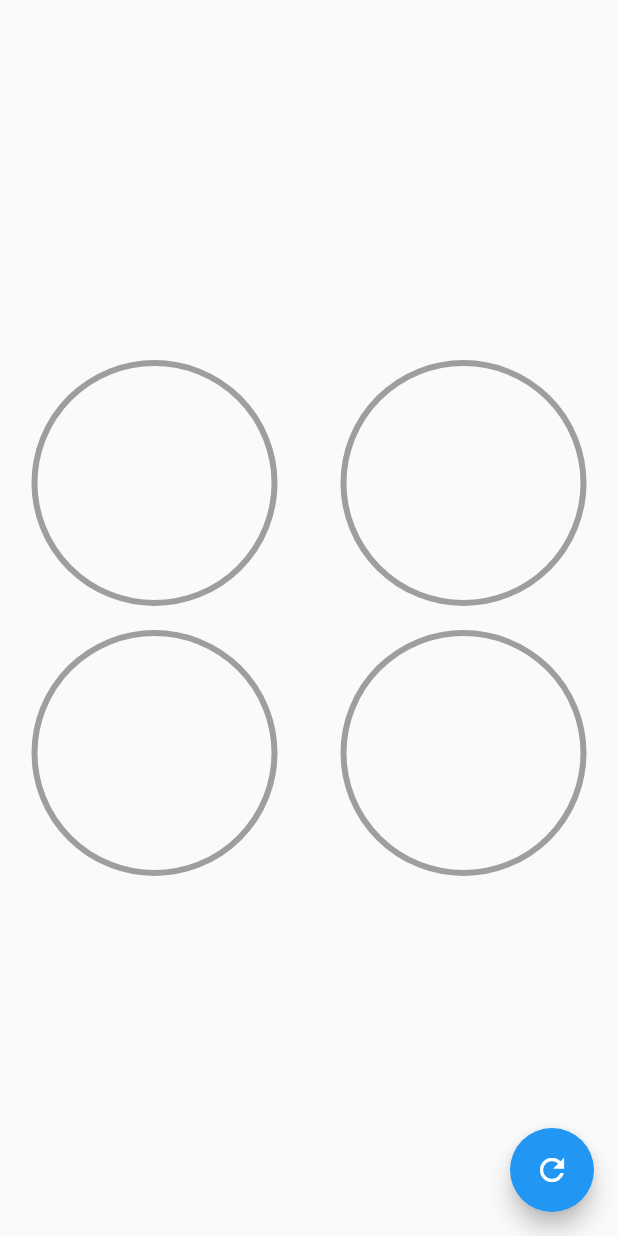
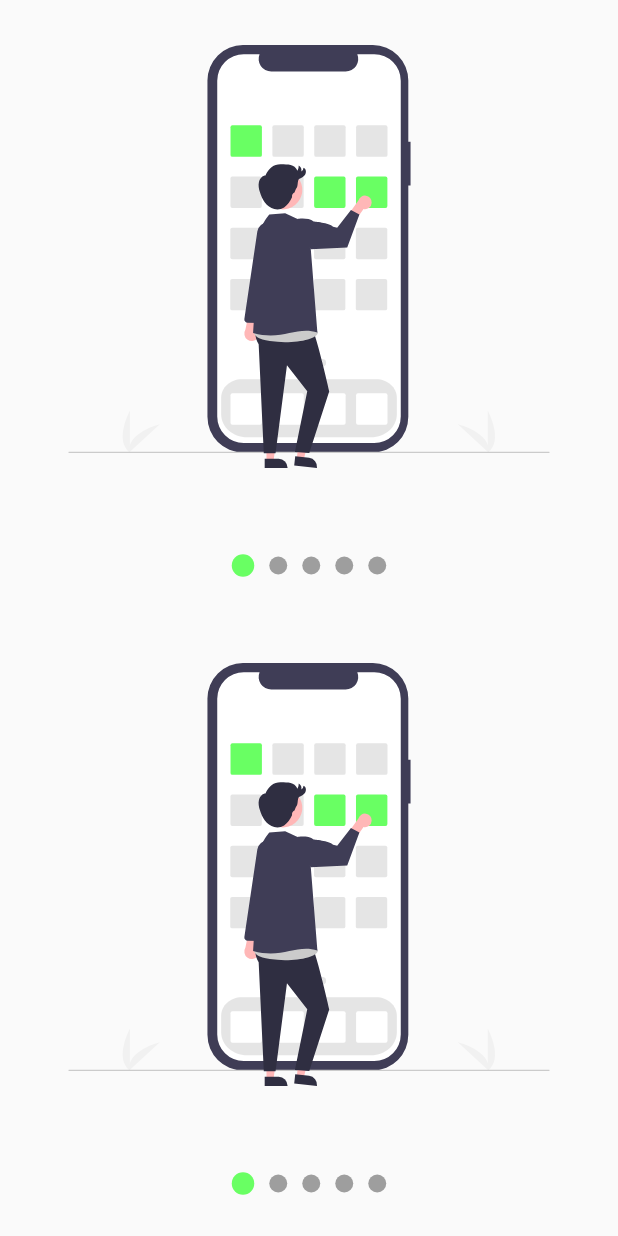
Before and after one commit to EmmanuelHm/CustomPainterFlutter, a Flutter app: the screen it shows after launch, on a phone screen of 412 x 824 dp. Run offline on Flutter 3.47's test engine with Material 2 defaults, Android fonts, the phone set to English and light mode, and no system bars; our stand-ins replace flutter_svg.

Commit message:
Se agrego un Slideshow personalizado con Provider

```diff
--- a/lib/main.dart
+++ b/lib/main.dart
@@ -4,7 +4,9 @@ import 'package:flutter/material.dart';
 // import 'package:custom_painter/src/pages/animaciones_page.dart';
 // import 'package:custom_painter/src/retos/cuadrado_animado_page.dart';
 // import 'package:custom_painter/src/labs/circular_progress_page.dart';
-import 'package:custom_painter/src/pages/graficas_circulares_page.dart';
+// import 'package:custom_painter/src/pages/graficas_circulares_page.dart';
+// import 'package:custom_painter/src/labs/slideshow_page.dart';
+import 'package:custom_painter/src/pages/slideshow_page.dart';
 
 void main() => runApp(const MyApp());
 
@@ -19,7 +21,9 @@ class MyApp extends StatelessWidget {
       // home: HeadersPage(),
       // home: AnimacionesPage(),
       // home: CuadradoAnimadoPage(),
-      home: GraficasCircularesPage(),
+      // home: GraficasCircularesPage(),
+      // home: SlideShowPage(),
+      home: SlideshowPage(),
     );
   }
 }
--- a/lib/src/labs/circular_progress_page.dart
+++ b/lib/src/labs/circular_progress_page.dart
@@ -24,7 +24,7 @@ class _CircularProgressPageState extends State<CircularProgressPage>
     );
 
     controller.addListener(() {
-      print('Valor controller: ${controller.value}');
+      // print('Valor controller: ${controller.value}');
       setState(() {
         porcentaje = lerpDouble(porcentaje, nuevoPorcentaje, controller.value)!;
       });
--- /dev/null
+++ b/lib/src/models/slider_model.dart
@@ -0,0 +1,13 @@
+import 'package:flutter/material.dart';
+
+class SliderModel with ChangeNotifier {
+  double _currentPage = 0;
+
+  // Getters & Setters
+  double get currentPage => _currentPage;
+
+  set currentPage(double pagina) {
+    _currentPage = pagina;
+    notifyListeners();
+  }
+}
--- /dev/null
+++ b/lib/src/pages/slideshow_page.dart
@@ -0,0 +1,40 @@
+import 'package:flutter/material.dart';
+import 'package:custom_painter/src/widgets/slideshow.dart';
+import 'package:flutter_svg/flutter_svg.dart';
+
+class SlideshowPage extends StatelessWidget {
+  const SlideshowPage({super.key});
+
+  @override
+  Widget build(BuildContext context) {
+    return Scaffold(
+      body: Column(
+        children: [
+          Expanded(child: MiSlideshow()),
+          Expanded(child: MiSlideshow()),
+        ],
+      ),
+    );
+  }
+}
+
+// ignore: use_key_in_widget_constructors
+class MiSlideshow extends StatelessWidget {
+  @override
+  Widget build(BuildContext context) {
+    return Slideshow(
+      bulletPrimario: 15,
+      bulletSecundario: 12,
+      // puntosArriba: true,
+      colorPrimario: const Color(0xff69FF63),
+      // colorSecundario: Colors.purple,
+      slides: [
+        SvgPicture.asset('assets/svgs/slide-1.svg'),
+        SvgPicture.asset('assets/svgs/slide-2.svg'),
+        SvgPicture.asset('assets/svgs/slide-3.svg'),
+        SvgPicture.asset('assets/svgs/slide-4.svg'),
+        SvgPicture.asset('assets/svgs/slide-5.svg'),
+      ],
+    );
+  }
+}
--- /dev/null
+++ b/lib/src/widgets/slideshow.dart
@@ -0,0 +1,242 @@
+import 'package:flutter/material.dart';
+// import 'package:flutter_svg/flutter_svg.dart';
+// Provider
+import 'package:provider/provider.dart';
+// import 'package:custom_painter/src/models/slider_model.dart';
+
+class Slideshow extends StatelessWidget {
+  // Attributes
+  final List<Widget> slides;
+  final bool puntosArriba;
+  final Color colorPrimario;
+  final Color colorSecundario;
+  final double bulletPrimario;
+  final double bulletSecundario;
+
+  // ignore: prefer_const_constructors_in_immutables
+  Slideshow({
+    super.key,
+    required this.slides,
+    this.puntosArriba = false,
+    this.colorPrimario = Colors.blue,
+    this.colorSecundario = Colors.grey,
+    this.bulletPrimario = 12.0,
+    this.bulletSecundario = 12.0,
+  });
+
+  @override
+  Widget build(BuildContext context) {
+    return ChangeNotifierProvider(
+      create: (_) => _SlideshowModel(),
+      child: SafeArea(
+        child: Center(child: Builder(
+          builder: (BuildContext context) {
+            Provider.of<_SlideshowModel>(context).colorPrimario = colorPrimario;
+            Provider.of<_SlideshowModel>(context).colorSecundario =
+                colorSecundario;
+
+            Provider.of<_SlideshowModel>(context).bulletPrimario =
+                bulletPrimario;
+            Provider.of<_SlideshowModel>(context).bulletSecundario =
+                bulletSecundario;
+
+            return _CrearEstructuraSlideshow(
+                puntosArriba: puntosArriba, slides: slides);
+          },
+        )),
+      ),
+    );
+  }
+}
+
+class _CrearEstructuraSlideshow extends StatelessWidget {
+  const _CrearEstructuraSlideshow({
+    Key? key,
+    required this.puntosArriba,
+    required this.slides,
+  }) : super(key: key);
+
+  final bool puntosArriba;
+  final List<Widget> slides;
+
+  @override
+  Widget build(BuildContext context) {
+    return Column(
+      children: [
+        if (puntosArriba) _Dots(slides.length),
+        Expanded(
+          child: _Slides(slides),
+        ),
+        if (!puntosArriba) _Dots(slides.length),
+      ],
+    );
+  }
+}
+
+class _Dots extends StatelessWidget {
+  // Attributes
+  final int totalSlides;
+
+  // ignore: prefer_const_constructors_in_immutables
+  _Dots(this.totalSlides);
+
+  @override
+  Widget build(BuildContext context) {
+    return SizedBox(
+      width: double.infinity,
+      height: 70,
+      child: Row(
+        mainAxisAlignment: MainAxisAlignment.center,
+
+        //Autogenerar Widgets con Con un numero de elementos
+        children: List.generate(
+          totalSlides,
+          (i) => _Dot(i),
+        ),
+      ),
+    );
+  }
+}
+
+class _Dot extends StatelessWidget {
+  //Attributes
+  final int index;
+
+  // ignore: prefer_const_constructors_in_immutables
+  _Dot(this.index);
+
+  @override
+  Widget build(BuildContext context) {
+    // final pageViewIndex = Provider.of<_SlideshowModel>(context).currentPage;
+    final ssModel = Provider.of<_SlideshowModel>(context);
+
+    double tamano = 0;
+    Color color;
+
+    if (ssModel.currentPage >= index - 0.5 &&
+        ssModel.currentPage < index + 0.5) {
+      tamano = ssModel.bulletPrimario;
+      color = ssModel.colorPrimario;
+    } else {
+      tamano = ssModel.bulletSecundario;
+      color = ssModel.colorSecundario;
+    }
+
+    return AnimatedContainer(
+      duration: const Duration(milliseconds: 200),
+      margin: const EdgeInsets.symmetric(horizontal: 5),
+      width: tamano,
+      height: tamano,
+      decoration: BoxDecoration(
+        color: color,
+        shape: BoxShape.circle,
+      ),
+    );
+  }
+}
+
+class _Slides extends StatefulWidget {
+  final List<Widget> slides;
+
+  // ignore: prefer_const_constructors_in_immutables
+  _Slides(this.slides);
+
+  @override
+  State<_Slides> createState() => _SlidesState();
+}
+
+class _SlidesState extends State<_Slides> {
+  // Controlador del PageView
+  final pageViewController = PageController();
+
+  @override
+  void initState() {
+    super.initState();
+
+    pageViewController.addListener(() {
+      Provider.of<_SlideshowModel>(context, listen: false).currentPage =
+          pageViewController.page!;
+    });
+  }
+
+  @override
+  void dispose() {
+    pageViewController.dispose(); //Para prevenir fugas de memoria
+    super.dispose();
+  }
+
+  @override
+  Widget build(BuildContext context) {
+    return SizedBox(
+      child: PageView(
+        controller: pageViewController,
+        // children: [
+        //   _Slide('assets/svgs/slide-1.svg'),
+        //   _Slide('assets/svgs/slide-2.svg'),
+        //   _Slide('assets/svgs/slide-3.svg'),
+        // ],
+        children: widget.slides.map((slide) => _Slide(slide)).toList(),
+      ),
+    );
+  }
+}
+
+class _Slide extends StatelessWidget {
+  late final Widget slide;
+  // ignore: prefer_const_constructors_in_immutables
+  _Slide(this.slide);
+
+  @override
+  Widget build(BuildContext context) {
+    return Container(
+      width: double.infinity,
+      height: double.infinity,
+      padding: const EdgeInsets.all(30),
+      child: slide,
+    );
+  }
+}
+
+class _SlideshowModel with ChangeNotifier {
+  // Attributes
+  double _currentPage = 0;
+  Color _colorPrimario = Colors.blue;
+  Color _colorSecundario = Colors.grey;
+  double _bulletPrimario = 12;
+  double _bulletSecundario = 12;
+
+  // Getters & Setters
+  double get currentPage => _currentPage;
+  set currentPage(double pagina) {
+    _currentPage = pagina;
+    notifyListeners();
+  }
+
+  // ignore: unnecessary_getters_setters
+  Color get colorPrimario => _colorPrimario;
+  set colorPrimario(Color color) {
+    _colorPrimario = color;
+    // notifyListeners();
+  }
+
+  // ignore: unnecessary_getters_setters
+  Color get colorSecundario => _colorSecundario;
+  set colorSecundario(Color color) {
+    _colorSecundario = color;
+    // notifyListeners();
+  }
+
+  // ignore: unnecessary_getters_setters
+  double get bulletPrimario => _bulletPrimario;
+  set bulletPrimario(double tamano) {
+    _bulletPrimario = tamano;
+    // notifyListeners();
+  }
+
+  // ignore: unnecessary_getters_setters
+  double get bulletSecundario => _bulletSecundario;
+  set bulletSecundario(double tamano) {
+    _bulletSecundario = tamano;
+    // notifyListeners();
+  }
+}
```
Also changed, not shown: lib/src/labs/slideshow_page.dart (added, +129 -0 lines), pubspec.yaml (+4 -3 lines), assets/svgs/slide-1.svg (added), assets/svgs/slide-2.svg (added), assets/svgs/slide-3.svg (added), assets/svgs/slide-4.svg (added), assets/svgs/slide-5.svg (added), pubspec.lock.
